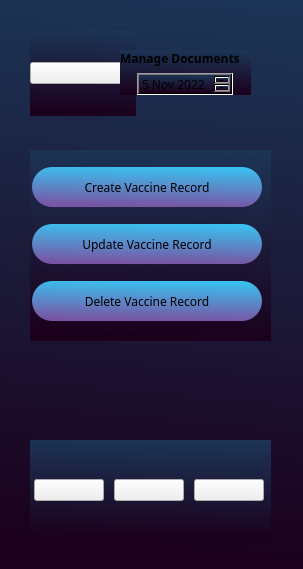
Before: the Qt Designer form MyCovidRecord/managedocuments.ui in gagabon501/cs106-2, drawn with Qt 5.
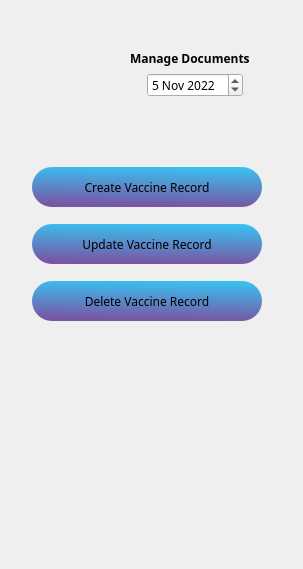
After: the same form once the commit is applied. Icons and pictures are not drawn.

Patch:
```diff
--- a/MyCovidRecord/managedocuments.ui
+++ b/MyCovidRecord/managedocuments.ui
@@ -20,7 +20,7 @@
    <string>MainWindow</string>
   </property>
   <property name="styleSheet">
-   <string notr="true">background-color: qlineargradient(spread:pad, x1:0.951, y1:1, x2:1, y2:0, stop:0 rgb(27, 0, 28), stop:1 rgb(28, 53, 87));</string>
+   <string notr="true"/>
   </property>
   <widget class="QWidget" name="centralwidget">
    <widget class="QWidget" name="verticalLayoutWidget">
@@ -36,7 +36,7 @@
      <item>
       <widget class="QPushButton" name="accoutnAvatar">
        <property name="styleSheet">
-        <string notr="true">background-color: none;
+        <string notr="true">border: 0;
 
 </string>
        </property>
@@ -60,10 +60,10 @@
    <widget class="QWidget" name="verticalLayoutWidget_2">
     <property name="geometry">
      <rect>
-      <x>120</x>
+      <x>130</x>
       <y>50</y>
       <width>131</width>
-      <height>45</height>
+      <height>47</height>
      </rect>
     </property>
     <layout class="QVBoxLayout" name="verticalLayout_2">
@@ -130,7 +130,7 @@
         </size>
        </property>
        <property name="styleSheet">
-        <string notr="true">background-color: none;
+        <string notr="true">border:0;
 
 </string>
        </property>
@@ -158,7 +158,7 @@
         </size>
        </property>
        <property name="styleSheet">
-        <string notr="true">background-color: none;
+        <string notr="true">border: 0;
 
 </string>
        </property>
@@ -186,7 +186,7 @@
         </size>
        </property>
        <property name="styleSheet">
-        <string notr="true">background-color: none;
+        <string notr="true">border: 0;
 
 </string>
        </property>
```
